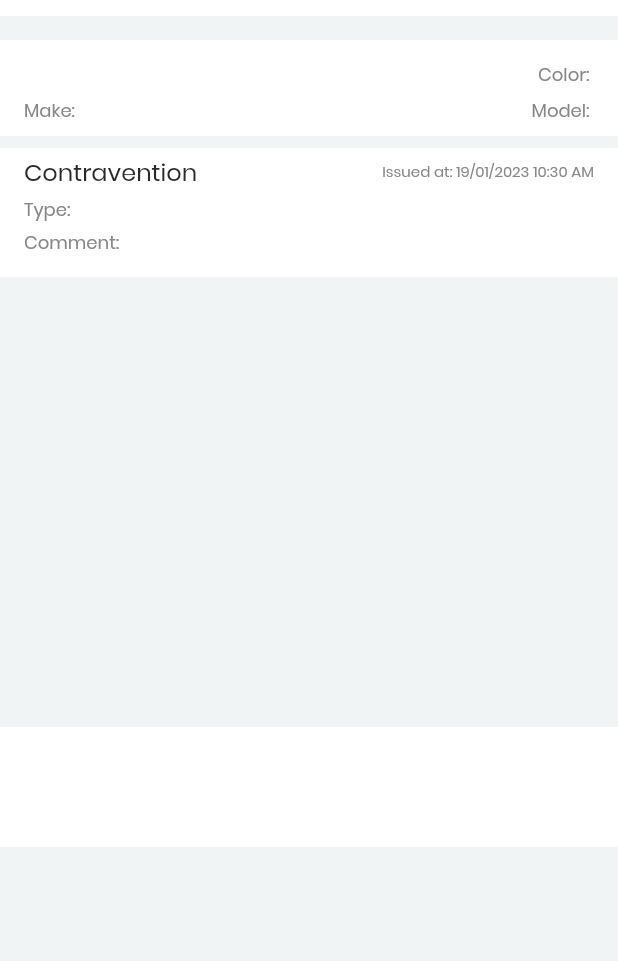
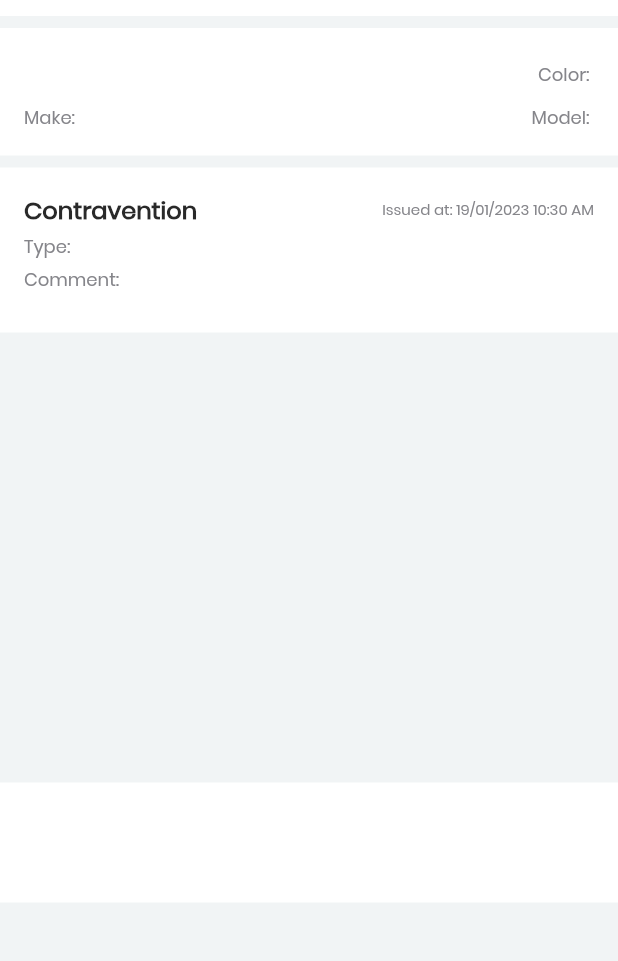
Before and after one commit to Bang-ukpc/refactor-iTicket, a Flutter app: the ParkingChargeDetail screen opened directly with empty values, on a phone screen of 412 x 824 dp, the part 65-1026 px from its top. Run offline on Flutter 3.47's test engine with Material 2 defaults, Android fonts, the phone set to English and light mode, and no system bars; drawn by our look-alikes of carousel_slider; our stand-ins replace cached_network_image, camera, connectivity_plus, dio, dropdown_search, flutter_blue_plus and 11 more; missing offline and left inert: aad_oauth, anyline_plugin, esc_pos_utils, flutter_background_service, flutter_background_service_android, flutter_polyline_points and 1 more; accounts and stored records are empty; network calls fail; project files that could hold a hidden picture were left out.

Commit message:
WRDN-198 [Home screen] Update margin, font size

```diff
--- a/lib/common/Camera/camera_picker.dart
+++ b/lib/common/Camera/camera_picker.dart
@@ -322,7 +322,7 @@ class CameraPicker extends HookWidget {
                                                 style:
                                                     CustomTextStyle.h5.copyWith(
                                                   color: Colors.white,
-                                                  fontWeight: FontWeight.w500,
+                                                  fontWeight: FontWeight.w600,
                                                 ),
                                               ),
                                             ],
--- a/lib/common/detail_screen.dart
+++ b/lib/common/detail_screen.dart
@@ -236,7 +236,7 @@ class _DetailScreenState extends State<DetailScreen> {
                   color: widget.type == TypeFirstSeen.Expired
                       ? ColorTheme.lightDanger
                       : ColorTheme.lightSuccess,
-                  padding: const EdgeInsets.all(8),
+                  padding: const EdgeInsets.all(10),
                   width: double.infinity,
                   child: Text(
                     widget.type == TypeFirstSeen.Active
--- a/lib/common/tabbar.dart
+++ b/lib/common/tabbar.dart
@@ -52,6 +52,8 @@ class _MyTabBarState extends State<MyTabBar> {
             },
             icon: SvgPicture.asset(
               'assets/svg/IconPlus.svg',
+              width: 18,
+              height: 18,
             ),
             label: Text(
               widget.labelFuncAdd,
--- a/lib/screens/parking-charges/parking_charge_detail.dart
+++ b/lib/screens/parking-charges/parking_charge_detail.dart
@@ -27,10 +27,7 @@ class ParkingChargeDetail extends StatelessWidget {
           },
         ),
         drawer: const MyDrawer(),
-        body: Container(
-          margin: const EdgeInsets.only(top: 8),
-          child: DetailParkingCommon(contravention: args),
-        ),
+        body: DetailParkingCommon(contravention: args),
       ),
     );
   }
--- a/lib/screens/parking-charges/print_issue.dart
+++ b/lib/screens/parking-charges/print_issue.dart
@@ -333,7 +333,7 @@ class _PrintIssueState extends State<PrintIssue> {
                     Container(
                       width: double.infinity,
                       color: ColorTheme.darkPrimary,
-                      padding: const EdgeInsets.all(8),
+                      padding: const EdgeInsets.all(10),
                       child: Center(
                           child: Text(
                         "Take photos",
@@ -350,7 +350,7 @@ class _PrintIssueState extends State<PrintIssue> {
                           Container(
                             margin: const EdgeInsets.only(top: 8),
                             padding: const EdgeInsets.symmetric(
-                                horizontal: 16, vertical: 8),
+                                horizontal: 16, vertical: 16),
                             child: Column(
                               crossAxisAlignment: CrossAxisAlignment.start,
                               children: <Widget>[
@@ -360,6 +360,7 @@ class _PrintIssueState extends State<PrintIssue> {
                                     color: ColorTheme.grey600,
                                   ),
                                 ),
+                                const SizedBox(height: 5),
                                 Consumer<PrintIssueProviders>(
                                     builder: (_, value, __) {
                                   return Column(
--- a/lib/screens/parking-charges/print_pcn.dart
+++ b/lib/screens/parking-charges/print_pcn.dart
@@ -104,7 +104,11 @@ class _PrintPCNState extends State<PrintPCN> {
                               args, locations.location?.Name ?? '');
                         }
                       },
-                      icon: SvgPicture.asset('assets/svg/IconPrinter.svg'),
+                      icon: SvgPicture.asset(
+                        'assets/svg/IconPrinter.svg',
+                        width: 18,
+                        height: 18,
+                      ),
                       label: const Text(
                         'Print again',
                         style: CustomTextStyle.h6,
--- a/lib/widgets/parking-charge/detail_car.dart
+++ b/lib/widgets/parking-charge/detail_car.dart
@@ -22,7 +22,7 @@ class DetailCar extends StatelessWidget {
       decoration: const BoxDecoration(
         color: Colors.white,
       ),
-      padding: const EdgeInsets.symmetric(horizontal: 16, vertical: 8),
+      padding: const EdgeInsets.all(16),
       margin: const EdgeInsets.only(top: 8),
       child: Column(
         children: <Widget>[
@@ -38,6 +38,9 @@ class DetailCar extends StatelessWidget {
                   style:
                       CustomTextStyle.h6.copyWith(color: ColorTheme.grey600)),
             ],
+          ),
+          const SizedBox(
+            height: 5,
           ),
           Row(
             mainAxisAlignment: MainAxisAlignment.spaceBetween,
--- a/lib/widgets/parking-charge/detail_parking_common.dart
+++ b/lib/widgets/parking-charge/detail_parking_common.dart
@@ -40,7 +40,7 @@ class _DetailParkingCommonState extends State<DetailParkingCommon> {
             Container(
               width: double.infinity,
               color: ColorTheme.darkPrimary,
-              padding: const EdgeInsets.all(8),
+              padding: const EdgeInsets.all(10),
               child: Center(
                   child: Text(
                 "Print PCN",
@@ -57,7 +57,7 @@ class _DetailParkingCommonState extends State<DetailParkingCommon> {
             height: 8,
           ),
           Container(
-            padding: const EdgeInsets.symmetric(horizontal: 16, vertical: 4),
+            padding: const EdgeInsets.all(16),
             width: double.infinity,
             color: Colors.white,
             child: Column(
@@ -67,9 +67,11 @@ class _DetailParkingCommonState extends State<DetailParkingCommon> {
                   mainAxisAlignment: MainAxisAlignment.spaceBetween,
                   crossAxisAlignment: CrossAxisAlignment.center,
                   children: [
-                    const Text(
+                    Text(
                       "Contravention",
-                      style: CustomTextStyle.h4,
+                      style: CustomTextStyle.h4.copyWith(
+                        fontWeight: FontWeight.w600,
+                      ),
                     ),
                     Text(
                         "Issued at: ${FormatDate().getLocalDate(widget.contravention?.eventDateTime as DateTime)}",
--- a/lib/widgets/parking-charge/take_photo_item.dart
+++ b/lib/widgets/parking-charge/take_photo_item.dart
@@ -25,7 +25,7 @@ class TakePhotoItem extends StatelessWidget {
           InkWell(
             onTap: state ? func : null,
             child: Container(
-              margin: const EdgeInsets.only(bottom: 8),
+              margin: const EdgeInsets.only(bottom: 8, left: 16),
               color: state == true ? ColorTheme.lightSuccess : Colors.white,
               child: Row(
                 mainAxisAlignment: MainAxisAlignment.spaceBetween,
```
Also changed, not shown: lib/common/add_image.dart (+8 -7 lines), lib/screens/abort-screen/abort_screen.dart (+4 -10 lines), lib/screens/parking-charges/parking_charge_info.dart (+2 -5 lines), lib/widgets/drawer/info_drawer.dart (+4 -5 lines), lib/widgets/parking-charge/card_item.dart (+4 -4 lines).
